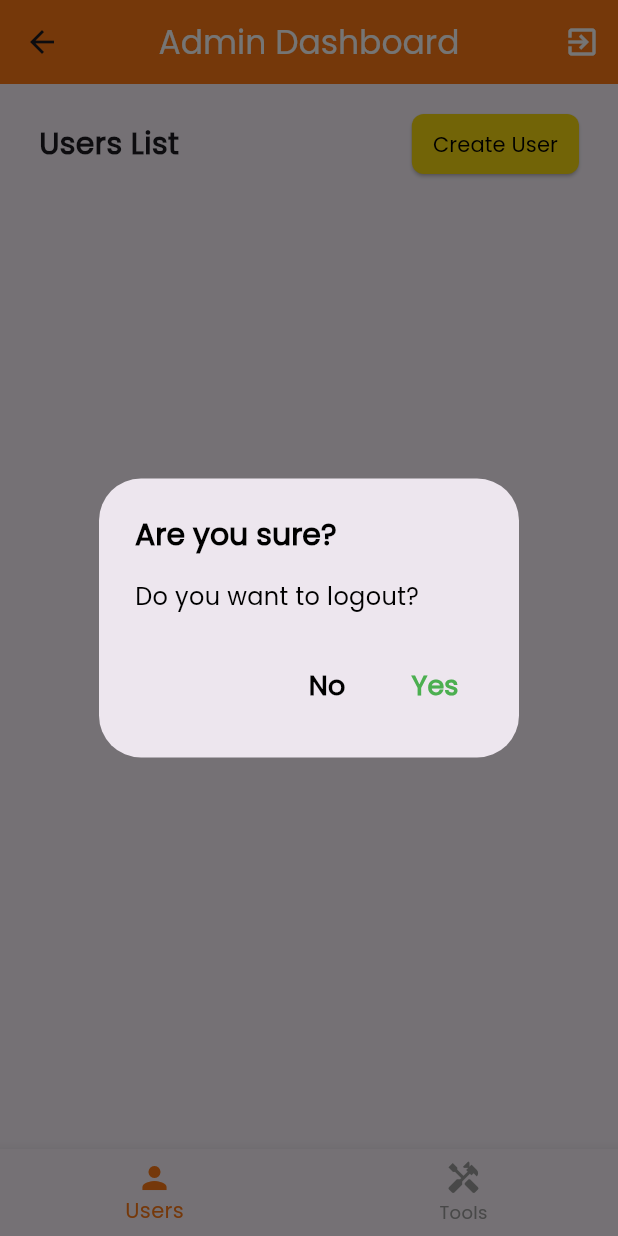
After one commit to faheem4797/Energy-Reimagined, a Flutter app: the AdminBottomNavBar screen opened directly, after a tap on the "exit to app" icon, on a phone screen of 412 x 824 dp. The commit adds this screen. Run offline on Flutter 3.47's test engine with Material 3 defaults, Android fonts, the phone set to English and light mode, and no system bars; our stand-ins replace bloc, cloud_firestore, connectivity_plus, equatable, firebase_auth, firebase_core and 2 more; accounts and stored records are empty.

Commit message:
users stream added

```diff
--- a/lib/constants/colors.dart
+++ b/lib/constants/colors.dart
@@ -1,8 +1,11 @@
-import 'dart:ui';
+import 'package:flutter/material.dart';
 
 class ConstColors {
   static const Color whiteColor = Color(0xFFFFFFFF);
   static const Color blackColor = Color(0xFF000000);
+  static const Color greenColor = Colors.green;
+  static const Color redColor = Color(0xFF8B0000);
+
   static const Color backgroundDarkColor = Color(0xFFFE7A15);
   static const Color foregroundColor = Color(0xFFF8D90F);
   static const Color backgroundLightColor = Color(0xFF88D8D8);
--- /dev/null
+++ b/lib/features/admin/admin_bottom_navbar.dart
@@ -0,0 +1,76 @@
+import 'package:energy_reimagined/constants/colors.dart';
+import 'package:energy_reimagined/features/admin/admin_user_page.dart';
+import 'package:energy_reimagined/features/admin/blocs/admin_nav_bloc/admin_nav_bloc.dart';
+import 'package:energy_reimagined/features/authentication/blocs/authentication_bloc/authentication_bloc.dart';
+import 'package:energy_reimagined/widgets/pop_scoop_service.dart';
+import 'package:flutter/material.dart';
+import 'package:flutter_bloc/flutter_bloc.dart';
+
+List<BottomNavigationBarItem> bottomNavItems = const <BottomNavigationBarItem>[
+  BottomNavigationBarItem(
+    icon: Icon(Icons.person),
+    label: 'Users',
+  ),
+  BottomNavigationBarItem(
+    icon: Icon(Icons.handyman),
+    label: 'Tools',
+  ),
+];
+
+List<Widget> bottomNavScreen = <Widget>[
+  AdminUserPage(),
+  const Text('Index 1: Tools'),
+];
+
+class AdminBottomNavBar extends StatelessWidget {
+  const AdminBottomNavBar({super.key});
+
+  @override
+  Widget build(BuildContext context) {
+    return BlocConsumer<AdminNavBloc, AdminNavState>(
+      listener: (context, state) {},
+      builder: (context, state) {
+        return Scaffold(
+          appBar: AppBar(
+            centerTitle: true,
+            title: const Text(
+              'Admin Dashboard',
+              style: TextStyle(
+                color: ConstColors.whiteColor,
+              ),
+            ),
+            backgroundColor: ConstColors.backgroundDarkColor,
+            actions: <Widget>[
+              IconButton(
+                icon: const Icon(
+                  Icons.exit_to_app,
+                  color: ConstColors.whiteColor,
+                ),
+                onPressed: () async {
+                  var logout = await WillPopScoopService()
+                      .showLogoutConfirmationDialog(context);
+                  if (logout) {
+                    if (!context.mounted) return;
+                    context
+                        .read<AuthenticationBloc>()
+                        .add(const AuthenticationLogoutRequested());
+                  }
+                },
+              ),
+            ],
+          ),
+          body: Center(child: bottomNavScreen.elementAt(state.tabIndex)),
+          bottomNavigationBar: BottomNavigationBar(
+            items: bottomNavItems,
+            currentIndex: state.tabIndex,
+            selectedItemColor: ConstColors.backgroundDarkColor,
+            unselectedItemColor: Colors.grey,
+            onTap: (index) {
+              context.read<AdminNavBloc>().add(TabChange(tabIndex: index));
+            },
+          ),
+        );
+      },
+    );
+  }
+}
--- /dev/null
+++ b/lib/features/admin/admin_user_page.dart
@@ -0,0 +1,188 @@
+import 'package:energy_reimagined/constants/colors.dart';
+import 'package:energy_reimagined/features/admin/blocs/users_stream_bloc/users_stream_bloc.dart';
+import 'package:energy_reimagined/widgets/pop_scoop_service.dart';
+import 'package:flutter/material.dart';
+import 'package:cloud_firestore/cloud_firestore.dart';
+import 'package:flutter_bloc/flutter_bloc.dart';
+
+class AdminUserPage extends StatelessWidget {
+  AdminUserPage({super.key});
+  final FirebaseFirestore _firestore = FirebaseFirestore.instance;
+
+  Stream<QuerySnapshot> getUsersStream() {
+    return _firestore
+        .collection('users')
+        // .where('role', isNotEqualTo: 'admin')
+        .snapshots();
+  }
+
+  @override
+  Widget build(BuildContext context) {
+    final usersStream = context.watch<UsersStreamBloc>().state;
+
+    return WillPopScope(
+      onWillPop: () async {
+        return await WillPopScoopService().showCloseConfirmationDialog(context);
+      },
+      child: Padding(
+        padding: const EdgeInsets.all(16.0),
+        child: Column(
+          children: [
+            Padding(
+              padding: const EdgeInsets.symmetric(horizontal: 10.0),
+              child: Row(
+                mainAxisAlignment: MainAxisAlignment.spaceBetween,
+                children: [
+                  const Text(
+                    "Users List",
+                    style: TextStyle(
+                      fontSize: 20,
+                      fontWeight: FontWeight.bold,
+                    ),
+                  ),
+                  ElevatedButton(
+                    style: ButtonStyle(
+                      backgroundColor: MaterialStateProperty.all<Color>(
+                          ConstColors.foregroundColor),
+                      padding: MaterialStateProperty.all<EdgeInsetsGeometry>(
+                        const EdgeInsets.symmetric(
+                            horizontal: 14, vertical: 10),
+                      ),
+                      // To change the shape of the button:
+                      shape: MaterialStateProperty.all<RoundedRectangleBorder>(
+                        RoundedRectangleBorder(
+                          borderRadius: BorderRadius.circular(8.0),
+                        ),
+                      ),
+                    ),
+                    onPressed: () {
+                      // Navigator.push(
+                      //   context,
+                      //   MaterialPageRoute(
+                      //     builder: (context) => CreateUserScreen(
+                      //       createUser: _createUser,
+                      //     ),
+                      //   ),
+                      // );
+                    },
+                    child: const Text(
+                      "Create User",
+                      style: TextStyle(color: ConstColors.blackColor),
+                    ),
+                  ),
+                ],
+              ),
+            ),
+            usersStream.status == UsersStreamStatus.loading
+                ? const Expanded(
+                    child: Center(
+                      child: CircularProgressIndicator(),
+                    ),
+                  )
+                : usersStream.status == UsersStreamStatus.failure
+                    ? const Expanded(
+                        child: Center(
+                          child: Text("Error Loading Stream"),
+                        ),
+                      )
+                    : Expanded(
+                        child: ListView.builder(
+                          itemCount: usersStream.userStream?.length,
+                          itemBuilder: (context, index) {
+                            final users = usersStream.userStream!;
+                            final bool isRestricted =
+                                users[index].isRestricted == true;
+
+                            return Stack(
+                              children: [
+                                Card(
+                                    color: ConstColors.backgroundColor,
+                                    elevation: 4,
+                                    margin: const EdgeInsets.symmetric(
+                                        vertical: 8, horizontal: 8),
+                                    child: ListTile(
+                                        title: RichText(
+                                          text: TextSpan(
+                                            style: const TextStyle(
+                                              color: Colors.white,
+                                              fontSize: 16,
+                                            ),
+                                            children: [
+                                              TextSpan(
+                                                text:
+                                                    "${users[index].firstName} ${users[index].lastName}",
+                                                style: const TextStyle(
+                                                  color: ConstColors.whiteColor,
+                                                  fontWeight: FontWeight.bold,
+                                                ),
+                                              ),
+                                              TextSpan(
+                                                text:
+                                                    '${'  [${users[index].role}'}]',
+                                                style: const TextStyle(
+                                                  color: ConstColors.whiteColor,
+                                                  fontWeight: FontWeight.bold,
+                                                ),
+                                              ),
+                                            ],
+                                          ),
+                                        ),
+                                        subtitle: Text(
+                                          users[index].email,
+                                          style: const TextStyle(
+                                            color: ConstColors.whiteColor,
+                                          ),
+                                        ),
+                                        trailing: IconButton(
+                                          icon: const Icon(Icons.edit),
+                                          color: ConstColors.whiteColor,
+                                          onPressed: () {
+                                            // Navigator.push(
+                                            //   context,
+                                            //   MaterialPageRoute(
+                                            //     builder: (context) => EditUserScreen(
+                                            //       userId: users[index].id,
+                                            //       firstName: users[index]['firstName'],
+                                            //       lastName: users[index]['lastName'],
+                                            //       empNumber: users[index]
+                                            //           ['employeeNumber'],
+                                            //       email: users[index]['email'],
+                                            //       role: users[index]['role'],
+                                            //       isRestricted: users[index]
+                                            //           ['isRestricted'],
+                                            //       updateUser: _updateUser,
+                                            //     ),
+                                            //   ),
+                                            // );
+                                          },
+                                        ))),
+                                if (isRestricted)
+                                  Positioned(
+                                    top: 0,
+                                    left: 0,
+                                    right: 0,
+                                    child: Container(
+                                      padding: const EdgeInsets.all(8.0),
+                                      child: const Banner(
+                                        message: 'Restricted',
+                                        location: BannerLocation.topEnd,
+                                        color: ConstColors.redColor,
+                                        textStyle: TextStyle(
+                                          color: ConstColors.whiteColor,
+                                          fontSize: 12,
+                                          fontWeight: FontWeight.bold,
+                                        ),
+                                      ),
+                                    ),
+                                  ),
+                              ],
+                            );
+                          },
+                        ),
+                      ),
+          ],
+        ),
+      ),
+    );
+  }
+}
--- /dev/null
+++ b/lib/features/admin/blocs/admin_nav_bloc/admin_nav_bloc.dart
@@ -0,0 +1,15 @@
+import 'package:bloc/bloc.dart';
+import 'package:equatable/equatable.dart';
+
+part 'admin_nav_event.dart';
+part 'admin_nav_state.dart';
+
+class AdminNavBloc extends Bloc<AdminNavEvent, AdminNavState> {
+  AdminNavBloc() : super(const AdminNavCurrent(tabIndex: 0)) {
+    on<AdminNavEvent>((event, emit) {
+      if (event is TabChange) {
+        emit(AdminNavCurrent(tabIndex: event.tabIndex));
+      }
+    });
+  }
+}
--- /dev/null
+++ b/lib/features/admin/blocs/admin_nav_bloc/admin_nav_event.dart
@@ -0,0 +1,14 @@
+part of 'admin_nav_bloc.dart';
+
+sealed class AdminNavEvent extends Equatable {
+  const AdminNavEvent();
+
+  @override
+  List<Object> get props => [];
+}
+
+class TabChange extends AdminNavEvent {
+  final int tabIndex;
+
+  const TabChange({required this.tabIndex});
+}
--- /dev/null
+++ b/lib/features/admin/blocs/admin_nav_bloc/admin_nav_state.dart
@@ -0,0 +1,13 @@
+part of 'admin_nav_bloc.dart';
+
+sealed class AdminNavState extends Equatable {
+  final int tabIndex;
+  const AdminNavState({required this.tabIndex});
+
+  @override
+  List<Object> get props => [tabIndex];
+}
+
+final class AdminNavCurrent extends AdminNavState {
+  const AdminNavCurrent({required super.tabIndex});
+}
--- /dev/null
+++ b/lib/features/admin/blocs/users_stream_bloc/users_stream_bloc.dart
@@ -0,0 +1,38 @@
+import 'dart:async';
+import 'dart:developer';
+
+import 'package:bloc/bloc.dart';
+import 'package:equatable/equatable.dart';
+import 'package:user_data_repository/user_data_repository.dart';
+
+part 'users_stream_event.dart';
+part 'users_stream_state.dart';
+
+class UsersStreamBloc extends Bloc<UsersStreamEvent, UsersStreamState> {
+  final UserDataRepository _userDataRepository;
+  late final StreamSubscription<List<UserModel>?> _userSubscription;
+  UsersStreamBloc({required UserDataRepository userDataRepository})
+      : _userDataRepository = userDataRepository,
+        super(const UsersStreamState.loading()) {
+    _userSubscription = _userDataRepository.getUsersStream.listen((userData) {
+      add(GetUserStream(userStream: userData));
+    });
+    on<GetUserStream>(_getUserStream);
+  }
+
+  FutureOr<void> _getUserStream(
+      GetUserStream event, Emitter<UsersStreamState> emit) async {
+    try {
+      emit(UsersStreamState.success(event.userStream));
+    } catch (e) {
+      log(e.toString());
+      emit(const UsersStreamState.failure());
+    }
+  }
+
+  @override
+  Future<void> close() {
+    _userSubscription.cancel();
+    return super.close();
+  }
+}
--- /dev/null
+++ b/lib/features/admin/blocs/users_stream_bloc/users_stream_event.dart
@@ -0,0 +1,17 @@
+part of 'users_stream_bloc.dart';
+
+sealed class UsersStreamEvent extends Equatable {
+  const UsersStreamEvent();
+
+  @override
+  List<Object> get props => [];
+}
+
+final class GetUserStream extends UsersStreamEvent {
+  final List<UserModel> userStream;
+
+  const GetUserStream({required this.userStream});
+
+  @override
+  List<Object> get props => [userStream];
+}
--- /dev/null
+++ b/lib/features/admin/blocs/users_stream_bloc/users_stream_state.dart
@@ -0,0 +1,23 @@
+part of 'users_stream_bloc.dart';
+
+enum UsersStreamStatus { loading, success, failure }
+
+class UsersStreamState extends Equatable {
+  final UsersStreamStatus status;
+  final List<UserModel>? userStream;
+
+  const UsersStreamState._({
+    this.status = UsersStreamStatus.loading,
+    this.userStream,
+  });
+
+  const UsersStreamState.loading() : this._();
+
+  const UsersStreamState.success(List<UserModel> userStream)
+      : this._(status: UsersStreamStatus.success, userStream: userStream);
+
+  const UsersStreamState.failure() : this._(status: UsersStreamStatus.failure);
+
+  @override
+  List<Object?> get props => [status, userStream];
+}
--- a/lib/features/authentication/blocs/authentication_bloc/authentication_bloc.dart
+++ b/lib/features/authentication/blocs/authentication_bloc/authentication_bloc.dart
@@ -20,7 +20,8 @@ class AuthenticationBloc
         super(const AuthenticationState.unknown()) {
     _userSubscription = _authenticationRepository.user.listen((authUser) {
       if (state.status == AuthenticationStatus.unknown) {
-        Future.delayed(const Duration(seconds: 3), () {
+        //TODO: INCREASE DURATION TO 3 SECONDS
+        Future.delayed(const Duration(seconds: 0), () {
           add(AuthenticationUserChanged(authUser));
         });
       } else {
--- a/lib/features/manager/managerdashboard.dart
+++ b/lib/features/manager/managerdashboard.dart
@@ -73,8 +73,7 @@ class _ManagerDashbaordState extends State<ManagerDashbaord> {
           child: Text(
             'Welcome, Manager this is underdevelopment.',
             style: TextStyle(
-              color: Colors.black,
-              fontFamily: 'Poppins',
+              color: ConstColors.blackColor,
             ),
           ),
         ),
--- a/lib/main.dart
+++ b/lib/main.dart
@@ -13,8 +13,6 @@ void main() async {
     options: DefaultFirebaseOptions.currentPlatform,
   );
   Bloc.observer = AppBlocObserver();
-  FirebaseAuth firebaseAuth = FirebaseAuth.instance;
-
   final authenticationRepository = AuthenticationRepository();
   await authenticationRepository.user.first;
 
--- a/packages/user_data_repository/lib/src/models/user_model.dart
+++ b/packages/user_data_repository/lib/src/models/user_model.dart
@@ -4,65 +4,80 @@ import 'package:equatable/equatable.dart';
 
 class UserModel extends Equatable {
   final String id;
-  final String name;
+  final String firstName;
+  final String lastName;
+  final bool isRestricted;
   final String email;
-  final List<int> riddleTime;
-  final bool huntEnded;
-  final int userScore;
+  final String employeeNumber;
+  final String role;
+  final int createdAt;
+
   const UserModel({
     required this.id,
-    required this.name,
+    required this.firstName,
+    required this.lastName,
+    required this.isRestricted,
     required this.email,
-    required this.riddleTime,
-    required this.huntEnded,
-    required this.userScore,
+    required this.employeeNumber,
+    required this.role,
+    required this.createdAt,
   });
 
   static const empty = UserModel(
       id: '',
-      name: '',
+      firstName: '',
+      lastName: '',
       email: '',
-      riddleTime: [],
-      huntEnded: false,
-      userScore: 0);
+      isRestricted: false,
+      employeeNumber: '',
+      role: 'technician',
+      createdAt: 0);
 
   UserModel copyWith({
     String? id,
-    String? name,
+    String? firstName,
+    String? lastName,
+    bool? isRestricted,
     String? email,
-    List<int>? riddleTime,
-    bool? huntEnded,
-    int? userScore,
+    String? employeeNumber,
+    String? role,
+    int? createdAt,
   }) {
     return UserModel(
       id: id ?? this.id,
-      name: name ?? this.name,
+      firstName: firstName ?? this.firstName,
+      lastName: lastName ?? this.lastName,
+      isRestricted: isRestricted ?? this.isRestricted,
       email: email ?? this.email,
-      riddleTime: riddleTime ?? this.riddleTime,
-      huntEnded: huntEnded ?? this.huntEnded,
-      userScore: userScore ?? this.userScore,
+      employeeNumber: employeeNumber ?? this.employeeNumber,
+      role: role ?? this.role,
+      createdAt: createdAt ?? this.createdAt,
     );
   }
 
   Map<String, dynamic> toMap() {
     return {
       'id': id,
-      'name': name,
+      'firstName': firstName,
+      'lastName': lastName,
+      'isRestricted': isRestricted,
       'email': email,
-      'riddleTime': riddleTime,
-      'huntEnded': huntEnded,
-      'userScore': userScore,
+      'employeeNumber': employeeNumber,
+      'role': role,
+      'createdAt': createdAt,
     };
   }
 
   factory UserModel.fromMap(Map<String, dynamic> map) {
     return UserModel(
-      id: map['id'] as String,
-      name: map['name'] as String,
-      email: map['email'] as String,
-      riddleTime: List<int>.from(map['riddleTime']),
-      huntEnded: map['huntEnded'] as bool,
-      userScore: map['userScore'] as int,
+      id: map['id'] ?? '',
+      firstName: map['firstName'] ?? '',
+      lastName: map['lastName'] ?? '',
+      isRestricted: map['isRestricted'] ?? false,
+      email: map['email'] ?? '',
+      employeeNumber: map['employeeNumber'] ?? '',
+      role: map['role'] ?? '',
+      createdAt: map['createdAt']?.toInt() ?? 0,
     );
   }
 
@@ -76,9 +91,21 @@ class UserModel extends Equatable {
   bool get isNotEmpty => this != UserModel.empty;
 
   @override
-  String toString() =>
-      'UserModel(id: $id, name: $name, email: $email, riddleTime: $riddleTime, huntEnded: $huntEnded, userscore: $userScore)';
+  String toString() {
+    return 'UserModel(id: $id, firstName: $firstName, lastName: $lastName, isRestricted: $isRestricted, email: $email, employeeNumber: $employeeNumber, role: $role, createdAt: $createdAt)';
+  }
 
   @override
-  List<Object> get props => [id, name, email, riddleTime, huntEnded, userScore];
+  List<Object> get props {
+    return [
+      id,
+      firstName,
+      lastName,
+      isRestricted,
+      email,
+      employeeNumber,
+      role,
+      createdAt,
+    ];
+  }
 }
--- a/packages/user_data_repository/lib/src/user_data_repository.dart
+++ b/packages/user_data_repository/lib/src/user_data_repository.dart
@@ -2,15 +2,17 @@ import 'package:cloud_firestore/cloud_firestore.dart';
 import 'package:user_data_repository/src/models/models.dart';
 
 class UserDataRepository {
-  final String userId;
+  final FirebaseFirestore _firebaseFirestore;
 
-  UserDataRepository({required this.userId});
+  UserDataRepository({FirebaseFirestore? firebaseFirestore})
+      : _firebaseFirestore = firebaseFirestore ?? FirebaseFirestore.instance;
 
-  Stream<UserModel> get getUserData {
-    return FirebaseFirestore.instance
+  Stream<List<UserModel>> get getUsersStream {
+    return _firebaseFirestore
         .collection('users')
-        .doc(userId)
+        // .where('role', isNotEqualTo: 'admin')
         .snapshots()
-        .map((user) => UserModel.fromMap(user.data()!));
+        .map((snapshot) =>
+            snapshot.docs.map((doc) => UserModel.fromMap(doc.data())).toList());
   }
 }
--- a/packages/user_data_repository/pubspec.yaml
+++ b/packages/user_data_repository/pubspec.yaml
@@ -1,5 +1,5 @@
 name: user_data_repository
-description: Dart package that manages stream of user data.
+description: Dart package that manages stream of users.
 
 publish_to: 'none' # Remove this line if you wish to publish to pub.dev
 
--- a/pubspec.yaml
+++ b/pubspec.yaml
@@ -55,8 +55,8 @@ dependencies:
   # riddles_repository:
   #   path: packages/riddles_repository
 
-  # user_data_repository:
-  #   path: packages/user_data_repository
+  user_data_repository:
+    path: packages/user_data_repository
 
 dev_dependencies:
   flutter_test:
```
Also changed, not shown: lib/app_view.dart (+16 -2 lines), lib/features/authentication/screens/login_screen.dart (+3 -6 lines), lib/features/technician/techniciandashboard.dart (+6 -6 lines), lib/widgets/pop_scoop_service.dart (+9 -16 lines), pubspec.lock.
